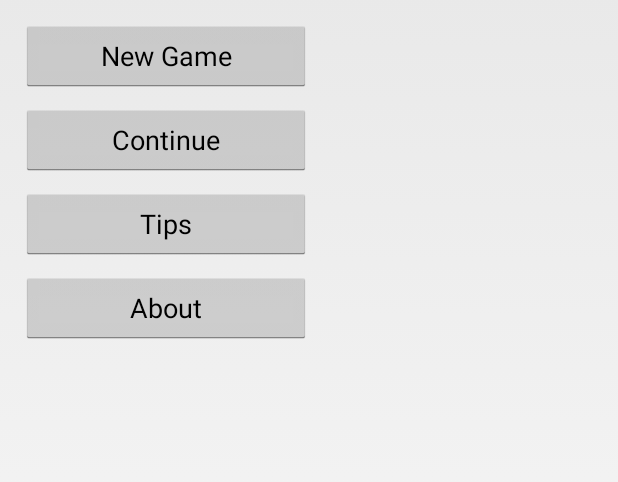
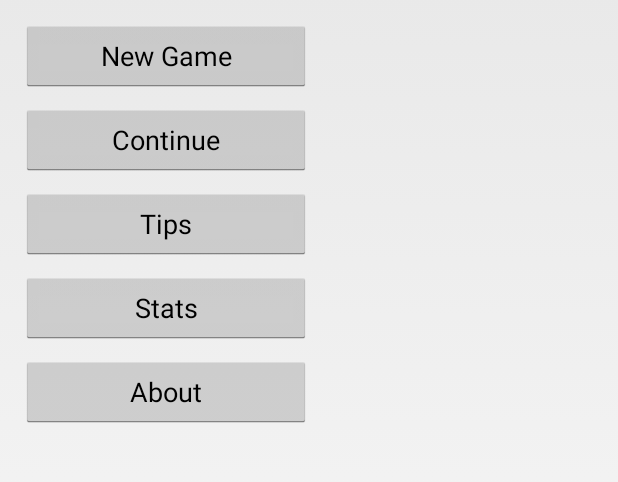
Before and after one commit to cwe85120/UltimateTicTacToe, an Android app: the fragment MainFragment shown on its own in the app's theme, on a phone screen of 412 x 824 dp, the part 60-542 px from its top. Run offline under Robolectric (Android 15) with nearby library versions, the light colour scheme and no system bars.

Commit message:
Start of stats button addition

```diff
--- a/app/src/main/res/layout/fragment_main.xml
+++ b/app/src/main/res/layout/fragment_main.xml
@@ -41,6 +41,14 @@
         android:text="@string/tips_label"/>
 
     <Button
+        android:id="@+id/stats_button"
+        android:layout_width="match_parent"
+        android:layout_height="wrap_content"
+        android:layout_margin="@dimen/menu_button_margin"
+        android:padding="@dimen/menu_button_padding"
+        android:text="@string/stats_label"/>
+
+    <Button
         android:id="@+id/about_button"
         android:layout_width="match_parent"
         android:layout_height="wrap_content"
--- a/app/src/main/res/values/strings.xml
+++ b/app/src/main/res/values/strings.xml
@@ -5,6 +5,7 @@
     <string name="continue_label">Continue</string>
     <string name="new_game_label">New Game</string>
     <string name="tips_label">Tips</string>
+    <string name="stats_label">Stats</string>
     <string name="about_label">About</string>
     <string name="ok_label">OK</string>
     <string name="restart_label">Restart</string>
@@ -15,6 +16,8 @@
     This game is played like regular Tic Tac Toe with one difference. To
     win a tile you have to win a smaller game of Tic Tac Toe inside that tile.\n\
     In case of a tie in a small board, that tile will count for both sides in the larger game.</string>
+    <string name="stats_title">Your Stats</string>
+    <string name="stats_text">Started: %1$d \nWon: %2$d \nBlue Wins: %3$d \nRed Wins: %4$d</string>
     <string name="tip_title">Random Tip #%1$s</string>
     <string-array name="tip_text_array">
         <item>Taking over the middle spot allows for the most ways to win.</item>
```
Also changed, not shown: app/src/main/java/org/example/ultimatetictactoe/MainFragment.java (+49 -0 lines).
